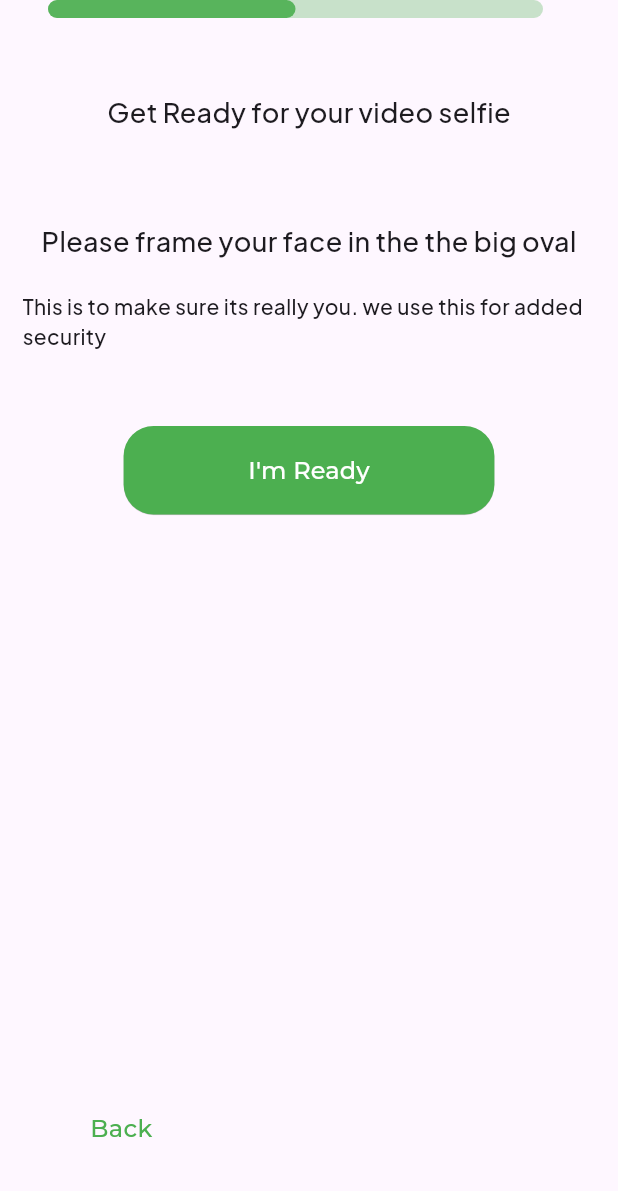
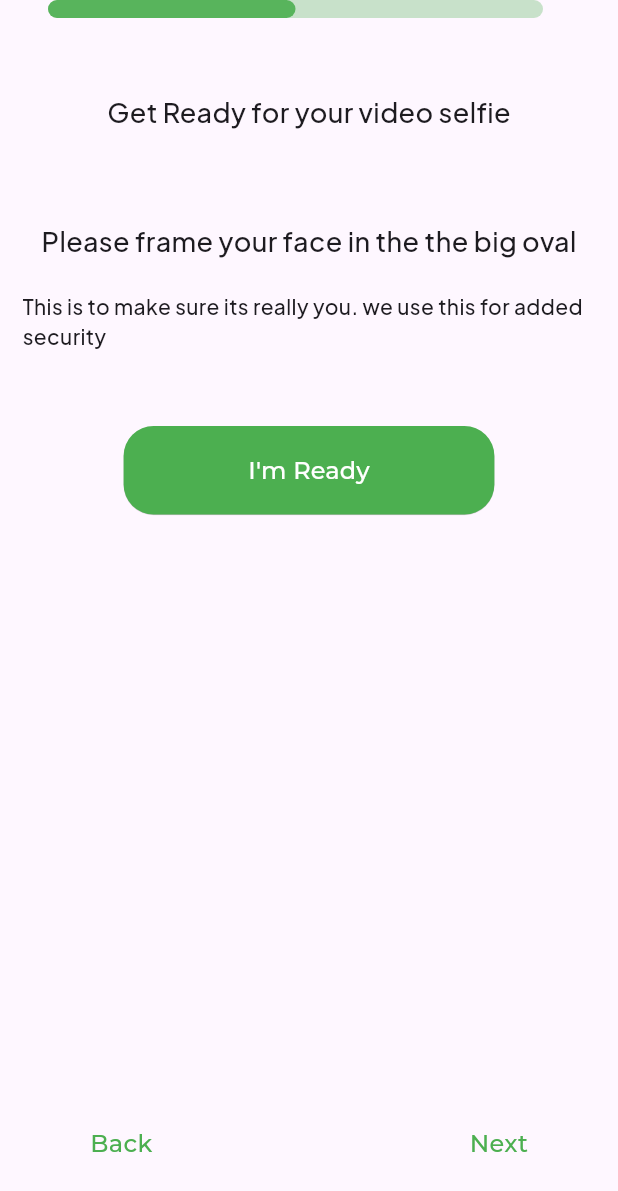
Before and after one commit to tekletsadik19/nexusdeep, a Flutter app: the CreateProfileFormBody screen opened directly, swiped to page 4, on a phone screen of 412 x 824 dp. Shown: the top 1191 px of the screen. Run offline on Flutter 3.47's test engine with Material 3 defaults, Android fonts, the phone set to English and light mode, and no system bars; drawn by our look-alikes of percent_indicator; our stand-ins replace bloc, cached_network_image, camera, country_code_picker, csc_picker, dartz and 19 more; missing offline and left inert: cunning_document_scanner, flutter_facebook_auth, google_mlkit_face_detection, google_mlkit_text_recognition, http_interceptor, phone_form_field; accounts and stored records are empty; network calls fail; statements that could not run were skipped.

Commit message:
some changes on save info

```diff
--- a/lib/core/services/route.main.dart
+++ b/lib/core/services/route.main.dart
@@ -16,6 +16,7 @@ final GoRouter router = GoRouter(
             state,
           );
         } else if (prefs.getBool(kIsLoggedIn) ?? false) {
+
           return _pageBuilder(
             const Dashboard(),
             state,
--- a/lib/features/auth/data/data_sources/auth_remote_data_source.dart
+++ b/lib/features/auth/data/data_sources/auth_remote_data_source.dart
@@ -45,6 +45,7 @@ abstract class AuthRemoteDataSource {
 }
 
 const kIsLoggedIn = 'isLoggedIn';
+const kIsProfileComplete = 'isProfileComplete';
 
 class AuthRemoteDataSourceImpl implements AuthRemoteDataSource {
   AuthRemoteDataSourceImpl({
@@ -98,7 +99,7 @@ class AuthRemoteDataSourceImpl implements AuthRemoteDataSource {
         await _prefs.setString('userId', user.uid);
         await _prefs.setString('refreshToken', refreshToken);
         if (user.country == null || user.country!.isEmpty) {
-          await _prefs.setBool('isProfileComplete', false);
+          await _prefs.setBool(kIsProfileComplete, false);
         }
         _userSession.setLoginState(true);
         return user;
--- a/lib/features/profile/presentation/view/user_profile.dart
+++ b/lib/features/profile/presentation/view/user_profile.dart
@@ -22,7 +22,6 @@ class UserProfileScreen extends StatelessWidget {
             const UserProfileCard(),
             const UserContents(),
             const SettingBody(),
-            // Logout User
             _buildFooter(context),
           ],
         ),
--- a/lib/features/profile/presentation/widget/create-profile/create_profile_form.dart
+++ b/lib/features/profile/presentation/widget/create-profile/create_profile_form.dart
@@ -32,7 +32,7 @@ class _CreateProfileFormBodyState extends State<CreateProfileFormBody> {
   final phoneNumController = TextEditingController();
   final moreDetailsController = TextEditingController();
   final zipCodeController = TextEditingController();
-  bool isIndividualSelected = true;
+  bool isIndividualSelected = false;
   bool isCompanySelected = false;
   bool isBusinessLocationDifferent = false;
 
@@ -304,7 +304,7 @@ class _CreateProfileFormBodyState extends State<CreateProfileFormBody> {
                                                   ),
                                                 ),
                                               ),
-                                              if (!isIndividualSelected)
+                                              if (isCompanySelected)
                                                 const Align(
                                                   alignment:
                                                       AlignmentDirectional
@@ -724,7 +724,7 @@ class _CreateProfileFormBodyState extends State<CreateProfileFormBody> {
 
   Widget buildNavigationControls(BuildContext context) {
     return Padding(
-      padding: const EdgeInsets.symmetric(vertical: 20, horizontal: 30),
+      padding: const EdgeInsets.symmetric(vertical: 10, horizontal: 30),
       child: Row(
         mainAxisAlignment: MainAxisAlignment.spaceBetween,
         children: [
@@ -751,6 +751,35 @@ class _CreateProfileFormBodyState extends State<CreateProfileFormBody> {
                   ),
                 ),
               ),
+            ),
+          if (_pageController.hasClients && _pageController.page! == 0)
+            Container(),
+          if (_pageController.hasClients && _pageController.page! != 5)
+            Align(
+              alignment: AlignmentDirectional.bottomEnd,
+              child: GestureDetector(
+                onTap: () {
+                  _pageController.nextPage(
+                    duration: const Duration(milliseconds: 300),
+                    curve: Curves.easeInOut,
+                  );
+                },
+                child: Padding(
+                  padding:
+                      const EdgeInsets.symmetric(horizontal: 30, vertical: 40),
+                  child: Text(
+                    'Next',
+                    key: const ValueKey('next'),
+                    style: GoogleFonts.montserrat(
+                      textStyle: TextStyle(
+                        fontWeight: FontWeight.w500,
+                        fontSize: 16,
+                        color: context.theme.primaryColor,
+                      ),
+                    ),
+                  ),
+                ),
+              ),
             )
         ],
       ),
--- a/lib/features/profile/presentation/widget/setting_body.dart
+++ b/lib/features/profile/presentation/widget/setting_body.dart
@@ -136,7 +136,7 @@ class _SettingBodyState extends State<SettingBody> {
                 alignment: AlignmentDirectional.bottomCenter,
                 child: InkWell(
                   onTap: () {
-                    context.go('/create-profile');
+
                   },
                   child: SizedBox(
                     width: double.infinity,
```
Also changed, not shown: lib/features/profile/presentation/widget/profile_card.dart (+17 -8 lines).
